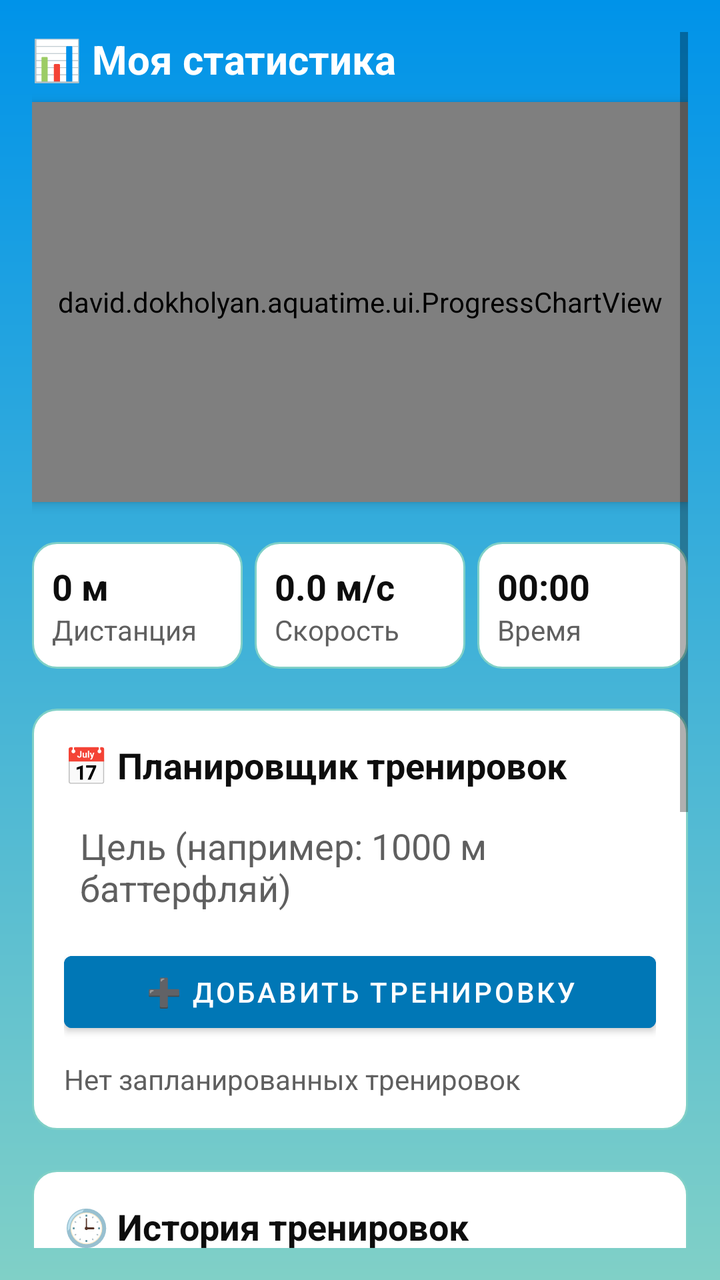
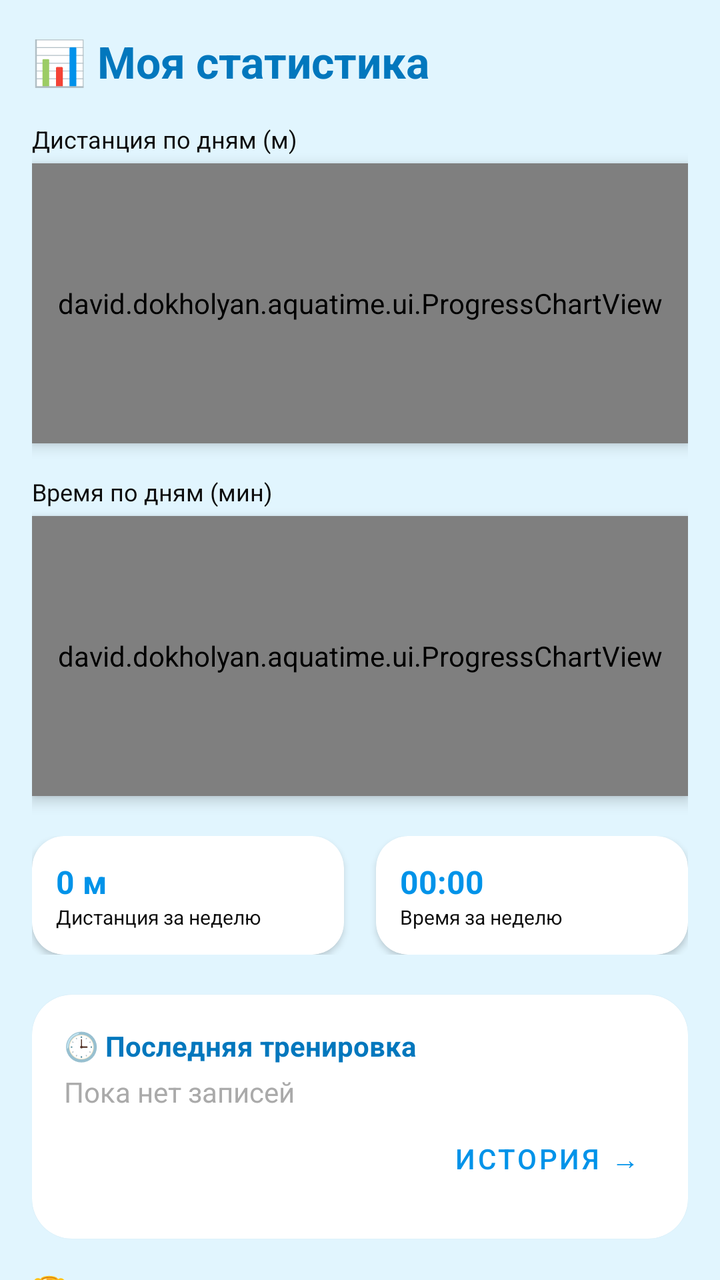

Two renders of the same Android screen: before a commit and after it. Below are the layout's source before the change and the commit's diff.
<!-- AndroidManifest.xml: application theme Theme.AquaTime -->
<!-- res/layout/fragment_analytics.xml -->
<ScrollView xmlns:android="http://schemas.android.com/apk/res/android"
    android:layout_width="match_parent"
    android:layout_height="match_parent"
    android:background="@drawable/bg_gradient"
    android:padding="16dp">

    <LinearLayout
        android:layout_width="match_parent"
        android:layout_height="wrap_content"
        android:orientation="vertical">

        
        <TextView
            android:layout_width="match_parent"
            android:layout_height="wrap_content"
            android:text="📊 Моя статистика"
            android:textSize="20sp"
            android:textStyle="bold"
            android:textColor="@android:color/white"
            android:layout_marginBottom="8dp"/>

        
        <david.dokholyan.aquatime.ui.ProgressChartView
            android:id="@+id/progress_chart"
            android:layout_width="match_parent"
            android:layout_height="200dp"
            android:layout_marginBottom="20dp"
            android:background="@drawable/chart_background"
            android:elevation="3dp" />

        
        <LinearLayout
            android:layout_width="match_parent"
            android:layout_height="wrap_content"
            android:orientation="horizontal"
            android:weightSum="3"
            android:layout_marginBottom="20dp">

            <LinearLayout
                android:layout_width="0dp"
                android:layout_weight="1"
                android:layout_height="wrap_content"
                android:background="@drawable/card_background"
                android:padding="10dp"
                android:orientation="vertical">

                <TextView
                    android:id="@+id/tv_total_distance"
                    android:layout_width="match_parent"
                    android:layout_height="wrap_content"
                    android:text="0 м"
                    android:textStyle="bold"
                    android:textColor="@color/text_primary"
                    android:textSize="18sp"/>

                <TextView
                    android:layout_width="match_parent"
                    android:layout_height="wrap_content"
                    android:text="Дистанция"
                    android:textColor="@color/text_secondary"/>
            </LinearLayout>

            <LinearLayout
                android:layout_width="0dp"
                android:layout_weight="1"
                android:layout_height="wrap_content"
                android:background="@drawable/card_background"
                android:padding="10dp"
                android:orientation="vertical"
                android:layout_marginHorizontal="6dp">

                <TextView
                    android:id="@+id/tv_avg_speed"
                    android:layout_width="match_parent"
                    android:layout_height="wrap_content"
                    android:text="0.0 м/с"
                    android:textStyle="bold"
                    android:textColor="@color/text_primary"
                    android:textSize="18sp"/>

                <TextView
                    android:layout_width="match_parent"
                    android:layout_height="wrap_content"
                    android:text="Скорость"
                    android:textColor="@color/text_secondary"/>
            </LinearLayout>

            <LinearLayout
                android:layout_width="0dp"
                android:layout_weight="1"
                android:layout_height="wrap_content"
                android:background="@drawable/card_background"
                android:padding="10dp"
                android:orientation="vertical">

                <TextView
                    android:id="@+id/tv_total_time"
                    android:layout_width="match_parent"
                    android:layout_height="wrap_content"
                    android:text="00:00"
                    android:textStyle="bold"
                    android:textColor="@color/text_primary"
                    android:textSize="18sp"/>

                <TextView
                    android:layout_width="match_parent"
                    android:layout_height="wrap_content"
                    android:text="Время"
                    android:textColor="@color/text_secondary"/>
            </LinearLayout>
        </LinearLayout>

        
        <LinearLayout
            android:layout_width="match_parent"
            android:layout_height="wrap_content"
            android:orientation="vertical"
            android:background="@drawable/card_background"
            android:padding="16dp"
            android:layout_marginBottom="20dp">

            <TextView
                android:layout_width="match_parent"
                android:layout_height="wrap_content"
                android:text="📅 Планировщик тренировок"
                android:textSize="18sp"
                android:textStyle="bold"
                android:textColor="@color/text_primary"
                android:layout_marginBottom="8dp"/>

            <EditText
                android:id="@+id/et_training_goal"
                android:layout_width="match_parent"
                android:layout_height="wrap_content"
                android:hint="Цель (например: 1000 м баттерфляй)"
                android:background="@android:color/transparent"
                android:padding="8dp"
                android:textColor="@color/text_primary"
                android:textColorHint="@color/text_secondary"/>

            <Button
                android:id="@+id/btn_add_training"
                android:layout_width="match_parent"
                android:layout_height="wrap_content"
                android:text="➕ Добавить тренировку"
                android:backgroundTint="@color/aqua_accent"
                android:textColor="@android:color/white"
                android:layout_marginTop="8dp"/>

            <TextView
                android:id="@+id/tv_planner_list"
                android:layout_width="match_parent"
                android:layout_height="wrap_content"
                android:text="Нет запланированных тренировок"
                android:textColor="@color/text_secondary"
                android:layout_marginTop="10dp"/>
        </LinearLayout>

        
        <LinearLayout
            android:layout_width="match_parent"
            android:layout_height="wrap_content"
            android:orientation="vertical"
            android:background="@drawable/card_background"
            android:padding="16dp"
            android:layout_marginBottom="20dp">

            <TextView
                android:layout_width="match_parent"
                android:layout_height="wrap_content"
                android:text="🕒 История тренировок"
                android:textSize="18sp"
                android:textStyle="bold"
                android:textColor="@color/text_primary"
                android:layout_marginBottom="8dp"/>

            
            <TextView
                android:id="@+id/tv_history_list"
                android:layout_width="match_parent"
                android:layout_height="wrap_content"
                android:text="Пока нет завершённых тренировок"
                android:textColor="@color/text_secondary"
                android:layout_marginBottom="10dp"/>

            <Button
                android:id="@+id/btn_open_history"
                android:layout_width="match_parent"
                android:layout_height="wrap_content"
                android:text="📖 Открыть полную историю"
                android:backgroundTint="@color/aqua_primary"
                android:textColor="@android:color/white" />
        </LinearLayout>

        
        <LinearLayout
            android:layout_width="match_parent"
            android:layout_height="wrap_content"
            android:orientation="vertical"
            android:background="@drawable/card_background"
            android:padding="16dp">

            <TextView
                android:layout_width="match_parent"
                android:layout_height="wrap_content"
                android:text="🏅 Советы чемпионов"
                android:textSize="18sp"
                android:textStyle="bold"
                android:textColor="@color/text_primary"
                android:layout_marginBottom="8dp"/>

            <TextView
                android:layout_width="match_parent"
                android:layout_height="wrap_content"
                android:text="«Плыви с умом, а не с силой» — Майкл Фелпс"
                android:textColor="@color/text_secondary"
                android:layout_marginBottom="4dp"/>

            <Button
                android:id="@+id/btn_open_champions"
                android:layout_width="match_parent"
                android:layout_height="wrap_content"
                android:text="🏆 Смотреть больше советов"
                android:backgroundTint="@color/aqua_accent"
                android:textColor="@android:color/white" />
        </LinearLayout>
        
        <View
            android:layout_width="match_parent"
            android:layout_height="100dp" />
    </LinearLayout>
</ScrollView>
<!-- resources referenced by this layout -->
<resources>
  <color name="aqua_accent">#0077B6</color>
  <color name="aqua_primary">#0093E9</color>
  <color name="text_primary">#0D0D0D</color>
  <color name="text_secondary">#5F5F5F</color>
  <!-- drawable bg_gradient (drawable) -->
  <shape xmlns:android="http://schemas.android.com/apk/res/android">
      <gradient
          android:type="linear"
          android:startColor="#0093E9"
          android:endColor="#80D0C7"
          android:angle="270"/>
  </shape>
  <!-- drawable card_background (drawable) -->
  <shape xmlns:android="http://schemas.android.com/apk/res/android">
      <solid android:color="@android:color/white"/>
      <corners android:radius="12dp"/>
      <stroke android:color="@color/aqua_secondary" android:width="1dp"/>
  </shape>
  <!-- drawable chart_background (drawable) -->
  <shape xmlns:android="http://schemas.android.com/apk/res/android"
      android:shape="rectangle">
      <solid android:color="@android:color/white"/>
      <corners android:radius="16dp"/>
      <padding
          android:left="8dp"
          android:right="8dp"
          android:top="8dp"
          android:bottom="8dp"/>
  </shape>
  <style name="Theme.AquaTime" parent="Theme.MaterialComponents.DayNight.NoActionBar">
          
          <item name="colorPrimary">@color/aqua_primary</item>
          <item name="colorPrimaryVariant">@color/aqua_secondary</item>
          <item name="colorOnPrimary">@android:color/white</item>
  
          <item name="colorSecondary">@color/aqua_accent</item>
          <item name="colorSecondaryVariant">@color/aqua_primary</item>
          <item name="colorOnSecondary">@android:color/white</item>
  
          
          <item name="android:colorBackground">@color/background_light</item>
  
          
          <item name="android:textColor">@color/text_primary</item>
      </style>
  <color name="aqua_secondary">#80D0C7</color>
  <color name="background_light">#F4FAFF</color>
</resources>

<!-- the commit's change to res/layout/fragment_analytics.xml (unified diff, before → after) -->
@@ -1,232 +1,240 @@
-<ScrollView xmlns:android="http://schemas.android.com/apk/res/android"
+<?xml version="1.0" encoding="utf-8"?>
+<androidx.core.widget.NestedScrollView xmlns:android="http://schemas.android.com/apk/res/android"
+    xmlns:app="http://schemas.android.com/apk/res-auto"
     android:layout_width="match_parent"
     android:layout_height="match_parent"
-    android:background="@drawable/bg_gradient"
-    android:padding="16dp">
+    android:background="@color/aqua_light"
+    android:fillViewport="true">
 
     <LinearLayout
         android:layout_width="match_parent"
         android:layout_height="wrap_content"
-        android:orientation="vertical">
-
-        
-        <TextView
-            android:layout_width="match_parent"
-            android:layout_height="wrap_content"
+        android:orientation="vertical"
+        android:padding="16dp"
+        android:paddingBottom="80dp">
+
+        <TextView
+            android:layout_width="match_parent"
+            android:layout_height="wrap_content"
+            android:layout_marginBottom="16dp"
             android:text="📊 Моя статистика"
-            android:textSize="20sp"
-            android:textStyle="bold"
-            android:textColor="@android:color/white"
-            android:layout_marginBottom="8dp"/>
-
-        
+            android:textColor="@color/aqua_deep"
+            android:textSize="22sp"
+            android:textStyle="bold" />
+
+        <TextView
+            android:layout_width="wrap_content"
+            android:layout_height="wrap_content"
+            android:layout_marginBottom="4dp"
+            android:text="Дистанция по дням (м)"
+            android:textSize="12sp" />
+
         <david.dokholyan.aquatime.ui.ProgressChartView
-            android:id="@+id/progress_chart"
-            android:layout_width="match_parent"
-            android:layout_height="200dp"
+            android:id="@+id/chart_dist_weekly"
+            android:layout_width="match_parent"
+            android:layout_height="140dp"
+            android:layout_marginBottom="16dp"
+            android:background="@drawable/chart_background"
+            android:elevation="4dp" />
+
+        <TextView
+            android:layout_width="wrap_content"
+            android:layout_height="wrap_content"
+            android:layout_marginBottom="4dp"
+            android:text="Время по дням (мин)"
+            android:textSize="12sp" />
+
+        <david.dokholyan.aquatime.ui.ProgressChartView
+            android:id="@+id/chart_time_weekly"
+            android:layout_width="match_parent"
+            android:layout_height="140dp"
             android:layout_marginBottom="20dp"
             android:background="@drawable/chart_background"
-            android:elevation="3dp" />
-
-        
+            android:elevation="4dp" />
+
         <LinearLayout
             android:layout_width="match_parent"
             android:layout_height="wrap_content"
-            android:orientation="horizontal"
-            android:weightSum="3"
-            android:layout_marginBottom="20dp">
+            android:layout_marginBottom="20dp"
+            android:orientation="horizontal">
+
+            <androidx.cardview.widget.CardView
+                android:layout_width="0dp"
+                android:layout_height="wrap_content"
+                android:layout_marginEnd="8dp"
+                android:layout_weight="1"
+                app:cardCornerRadius="16dp">
+
+                <LinearLayout
+                    android:layout_width="match_parent"
+                    android:layout_height="wrap_content"
+                    android:orientation="vertical"
+                    android:padding="12dp">
+
+                    <TextView
+                        android:id="@+id/tv_total_distance"
+                        android:layout_width="wrap_content"
+                        android:layout_height="wrap_content"
+                        android:text="0 м"
+                        android:textColor="@color/aqua_primary"
+                        android:textSize="16sp"
+                        android:textStyle="bold" />
+
+                    <TextView
+                        android:layout_width="wrap_content"
+                        android:layout_height="wrap_content"
+                        android:text="Дистанция за неделю"
+                        android:textSize="10sp" />
+                </LinearLayout>
+            </androidx.cardview.widget.CardView>
+
+            <androidx.cardview.widget.CardView
+                android:layout_width="0dp"
+                android:layout_height="wrap_content"
+                android:layout_marginStart="8dp"
+                android:layout_weight="1"
+                app:cardCornerRadius="16dp">
+
+                <LinearLayout
+                    android:layout_width="match_parent"
+                    android:layout_height="wrap_content"
+                    android:orientation="vertical"
+                    android:padding="12dp">
+
+                    <TextView
+                        android:id="@+id/tv_total_time"
+                        android:layout_width="wrap_content"
+                        android:layout_height="wrap_content"
+                        android:text="00:00"
+                        android:textColor="@color/aqua_primary"
+                        android:textSize="16sp"
+                        android:textStyle="bold" />
+
+                    <TextView
+                        android:layout_width="wrap_content"
+                        android:layout_height="wrap_content"
+                        android:text="Время за неделю"
+                        android:textSize="10sp" />
+                </LinearLayout>
+            </androidx.cardview.widget.CardView>
+        </LinearLayout>
+
+        <com.google.android.material.card.MaterialCardView
+            android:layout_width="match_parent"
+            android:layout_height="wrap_content"
+            android:layout_marginBottom="16dp"
+            app:cardCornerRadius="20dp">
 
             <LinearLayout
-                android:layout_width="0dp"
-                android:layout_weight="1"
-                android:layout_height="wrap_content"
-                android:background="@drawable/card_background"
-                android:padding="10dp"
-                android:orientation="vertical">
-
-                <TextView
-                    android:id="@+id/tv_total_distance"
-                    android:layout_width="match_parent"
-                    android:layout_height="wrap_content"
-                    android:text="0 м"
-                    android:textStyle="bold"
-                    android:textColor="@color/text_primary"
-                    android:textSize="18sp"/>
-
-                <TextView
-                    android:layout_width="match_parent"
-                    android:layout_height="wrap_content"
-                    android:text="Дистанция"
-                    android:textColor="@color/text_secondary"/>
+                android:layout_width="match_parent"
+                android:layout_height="wrap_content"
+                android:orientation="vertical"
+                android:padding="16dp">
+
+                <TextView
+                    android:layout_width="wrap_content"
+                    android:layout_height="wrap_content"
+                    android:text="🕒 Последняя тренировка"
+                    android:textColor="@color/aqua_deep"
+                    android:textStyle="bold" />
+
+                <TextView
+                    android:id="@+id/tv_history_summary"
+                    android:layout_width="match_parent"
+                    android:layout_height="wrap_content"
+                    android:layout_marginTop="4dp"
+                    android:text="Пока нет записей"
+                    android:textColor="@android:color/darker_gray" />
+
+                <Button
+                    android:id="@+id/btn_open_history"
+                    style="@style/Widget.MaterialComponents.Button.TextButton"
+                    android:layout_width="wrap_content"
+                    android:layout_height="wrap_content"
+                    android:layout_gravity="end"
+                    android:text="ИСТОРИЯ →" />
             </LinearLayout>
+        </com.google.android.material.card.MaterialCardView>
+
+        <TextView
+            android:layout_width="wrap_content"
+            android:layout_height="wrap_content"
+            android:layout_marginBottom="8dp"
+            android:text="🏆 Спортивные нормативы"
+            android:textColor="@color/aqua_deep"
+            android:textStyle="bold" />
+
+        <LinearLayout
+            android:id="@+id/ranks_container"
+            android:layout_width="match_parent"
+            android:layout_height="wrap_content"
+            android:orientation="vertical" />
+
+        <Button
+            android:id="@+id/btn_toggle_ranks"
+            style="@style/Widget.MaterialComponents.Button.TextButton"
+            android:layout_width="match_parent"
+            android:layout_height="wrap_content"
+            android:text="ПОКАЗАТЬ ВСЕ СТИЛИ" />
+
+        <com.google.android.material.card.MaterialCardView
+            android:layout_width="match_parent"
+            android:layout_height="wrap_content"
+            android:layout_marginTop="16dp"
+            android:layout_marginBottom="24dp"
+            app:cardCornerRadius="20dp">
 
             <LinearLayout
-                android:layout_width="0dp"
-                android:layout_weight="1"
-                android:layout_height="wrap_content"
-                android:background="@drawable/card_background"
-                android:padding="10dp"
+                android:layout_width="match_parent"
+                android:layout_height="wrap_content"
                 android:orientation="vertical"
-                android:layout_marginHorizontal="6dp">
-
-                <TextView
-                    android:id="@+id/tv_avg_speed"
-                    android:layout_width="match_parent"
-                    android:layout_height="wrap_content"
-                    android:text="0.0 м/с"
-                    android:textStyle="bold"
-                    android:textColor="@color/text_primary"
-                    android:textSize="18sp"/>
-
-                <TextView
-                    android:layout_width="match_parent"
-                    android:layout_height="wrap_content"
-                    android:text="Скорость"
-                    android:textColor="@color/text_secondary"/>
+                android:padding="16dp">
+
+                <TextView
+                    android:layout_width="wrap_content"
+                    android:layout_height="wrap_content"
+                    android:text="🎯 Планировщик целей"
+                    android:textColor="@color/aqua_deep"
+                    android:textSize="16sp"
+                    android:textStyle="bold" />
+
+                <EditText
+                    android:id="@+id/et_training_goal"
+                    android:layout_width="match_parent"
+                    android:layout_height="wrap_content"
+                    android:background="@android:color/transparent"
+                    android:hint="Напр: 100м брасс за 1:20"
+                    android:padding="8dp"
+                    android:textSize="14sp" />
+
+                <com.google.android.material.button.MaterialButton
+                    android:id="@+id/btn_add_goal"
+                    android:layout_width="match_parent"
+                    android:layout_height="wrap_content"
+                    android:layout_marginTop="8dp"
+                    android:text="ДОБАВИТЬ ЦЕЛЬ"
+                    app:cornerRadius="12dp" />
+
+                <TextView
+                    android:id="@+id/tv_planner_list"
+                    android:layout_width="match_parent"
+                    android:layout_height="wrap_content"
+                    android:layout_marginTop="8dp"
+                    android:textColor="@android:color/darker_gray" />
             </LinearLayout>
-
-            <LinearLayout
-                android:layout_width="0dp"
-                android:layout_weight="1"
-                android:layout_height="wrap_content"
-                android:background="@drawable/card_background"
-                android:padding="10dp"
-                android:orientation="vertical">
-
-                <TextView
-                    android:id="@+id/tv_total_time"
-                    android:layout_width="match_parent"
-                    android:layout_height="wrap_content"
-                    android:text="00:00"
-                    android:textStyle="bold"
-                    android:textColor="@color/text_primary"
-                    android:textSize="18sp"/>
-
-                <TextView
-                    android:layout_width="match_parent"
-                    android:layout_height="wrap_content"
-                    android:text="Время"
-                    android:textColor="@color/text_secondary"/>
-            </LinearLayout>
-        </LinearLayout>
-
-        
-        <LinearLayout
-            android:layout_width="match_parent"
-            android:layout_height="wrap_content"
-            android:orientation="vertical"
-            android:background="@drawable/card_background"
-            android:padding="16dp"
-            android:layout_marginBottom="20dp">
-
-            <TextView
-                android:layout_width="match_parent"
-                android:layout_height="wrap_content"
-                android:text="📅 Планировщик тренировок"
-                android:textSize="18sp"
-                android:textStyle="bold"
-                android:textColor="@color/text_primary"
-                android:layout_marginBottom="8dp"/>
-
-            <EditText
-                android:id="@+id/et_training_goal"
-                android:layout_width="match_parent"
-                android:layout_height="wrap_content"
-                android:hint="Цель (например: 1000 м баттерфляй)"
-                android:background="@android:color/transparent"
-                android:padding="8dp"
-                android:textColor="@color/text_primary"
-                android:textColorHint="@color/text_secondary"/>
-
-            <Button
-                android:id="@+id/btn_add_training"
-                android:layout_width="match_parent"
-                android:layout_height="wrap_content"
-                android:text="➕ Добавить тренировку"
-                android:backgroundTint="@color/aqua_accent"
-                android:textColor="@android:color/white"
-                android:layout_marginTop="8dp"/>
-
-            <TextView
-                android:id="@+id/tv_planner_list"
-                android:layout_width="match_parent"
-                android:layout_height="wrap_content"
-                android:text="Нет запланированных тренировок"
-                android:textColor="@color/text_secondary"
-                android:layout_marginTop="10dp"/>
-        </LinearLayout>
-
-        
-        <LinearLayout
-            android:layout_width="match_parent"
-            android:layout_height="wrap_content"
-            android:orientation="vertical"
-            android:background="@drawable/card_background"
-            android:padding="16dp"
-            android:layout_marginBottom="20dp">
-
-            <TextView
-                android:layout_width="match_parent"
-                android:layout_height="wrap_content"
-                android:text="🕒 История тренировок"
-                android:textSize="18sp"
-                android:textStyle="bold"
-                android:textColor="@color/text_primary"
-                android:layout_marginBottom="8dp"/>
-
-            
-            <TextView
-                android:id="@+id/tv_history_list"
-                android:layout_width="match_parent"
-                android:layout_height="wrap_content"
-                android:text="Пока нет завершённых тренировок"
-                android:textColor="@color/text_secondary"
-                android:layout_marginBottom="10dp"/>
-
-            <Button
-                android:id="@+id/btn_open_history"
-                android:layout_width="match_parent"
-                android:layout_height="wrap_content"
-                android:text="📖 Открыть полную историю"
-                android:backgroundTint="@color/aqua_primary"
-                android:textColor="@android:color/white" />
-        </LinearLayout>
-
-        
-        <LinearLayout
-            android:layout_width="match_parent"
-            android:layout_height="wrap_content"
-            android:orientation="vertical"
-            android:background="@drawable/card_background"
-            android:padding="16dp">
-
-            <TextView
-                android:layout_width="match_parent"
-                android:layout_height="wrap_content"
-                android:text="🏅 Советы чемпионов"
-                android:textSize="18sp"
-                android:textStyle="bold"
-                android:textColor="@color/text_primary"
-                android:layout_marginBottom="8dp"/>
-
-            <TextView
-                android:layout_width="match_parent"
-                android:layout_height="wrap_content"
-                android:text="«Плыви с умом, а не с силой» — Майкл Фелпс"
-                android:textColor="@color/text_secondary"
-                android:layout_marginBottom="4dp"/>
-
-            <Button
-                android:id="@+id/btn_open_champions"
-                android:layout_width="match_parent"
-                android:layout_height="wrap_content"
-                android:text="🏆 Смотреть больше советов"
-                android:backgroundTint="@color/aqua_accent"
-                android:textColor="@android:color/white" />
-        </LinearLayout>
-        
+        </com.google.android.material.card.MaterialCardView>
+
+        <com.google.android.material.button.MaterialButton
+            android:id="@+id/btn_open_champions"
+            android:layout_width="match_parent"
+            android:layout_height="60dp"
+            android:layout_marginBottom="20dp"
+            android:text="🏆 СОВЕТЫ ЧЕМПИОНОВ"
+            app:backgroundTint="@color/aqua_deep"
+            app:cornerRadius="16dp" />
+
         <View
             android:layout_width="match_parent"
-            android:layout_height="100dp" />
+            android:layout_height="40dp" />
     </LinearLayout>
-</ScrollView>
+</androidx.core.widget.NestedScrollView>
<!-- resource entries referenced after the edit -->
@@ -1,23 +1,10 @@
 <!-- resources referenced by this layout -->
 <resources>
+  <color name="aqua_deep">#0277BD</color>
+  <color name="aqua_light">#E1F5FE</color>
   <color name="aqua_accent">#0077B6</color>
   <color name="aqua_primary">#0093E9</color>
   <color name="text_primary">#0D0D0D</color>
-  <color name="text_secondary">#5F5F5F</color>
-  <!-- drawable bg_gradient (drawable) -->
-  <shape xmlns:android="http://schemas.android.com/apk/res/android">
-      <gradient
-          android:type="linear"
-          android:startColor="#0093E9"
-          android:endColor="#80D0C7"
-          android:angle="270"/>
-  </shape>
-  <!-- drawable card_background (drawable) -->
-  <shape xmlns:android="http://schemas.android.com/apk/res/android">
-      <solid android:color="@android:color/white"/>
-      <corners android:radius="12dp"/>
-      <stroke android:color="@color/aqua_secondary" android:width="1dp"/>
-  </shape>
   <!-- drawable chart_background (drawable) -->
   <shape xmlns:android="http://schemas.android.com/apk/res/android"
       android:shape="rectangle">
